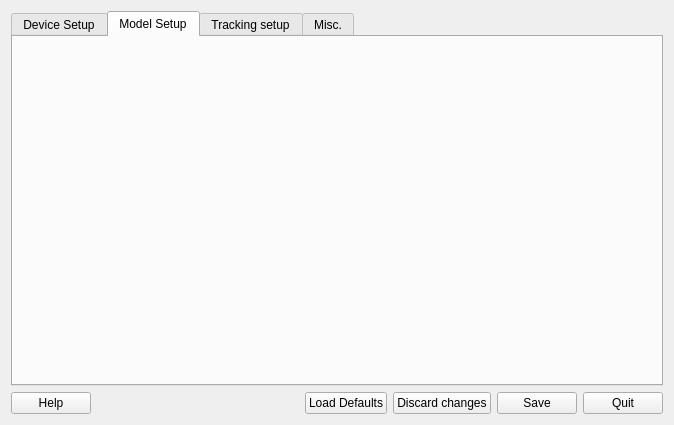
mavak/linux-track, file src/qt_gui/ltr.ui: the form before one commit.
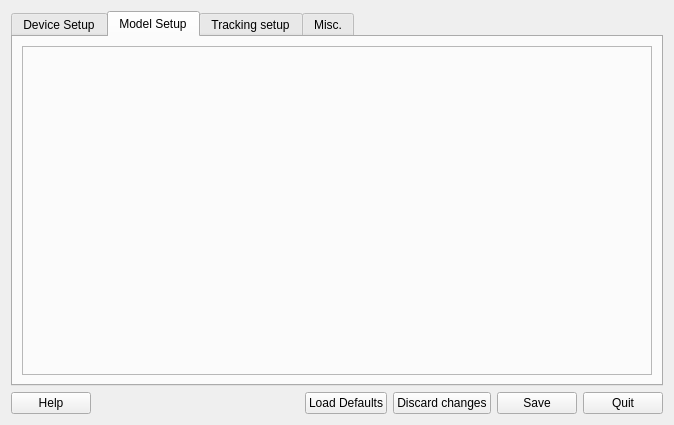
The form after the commit. The open tabs and pages were chosen to show the change. Icons and pictures are not drawn.

```diff
--- a/src/qt_gui/ltr.ui
+++ b/src/qt_gui/ltr.ui
@@ -63,7 +63,19 @@
       </attribute>
       <layout class="QVBoxLayout" name="verticalLayout_21">
        <item>
-        <layout class="QHBoxLayout" name="ModelEditSite"/>
+        <widget class="QFrame" name="frame">
+         <property name="frameShape">
+          <enum>QFrame::StyledPanel</enum>
+         </property>
+         <property name="frameShadow">
+          <enum>QFrame::Raised</enum>
+         </property>
+         <layout class="QVBoxLayout" name="verticalLayout_6">
+          <item>
+           <layout class="QHBoxLayout" name="ModelEditSite"/>
+          </item>
+         </layout>
+        </widget>
        </item>
       </layout>
      </widget>
```
Left out of the diff: 28 changed lines with no effect on the pictures.
